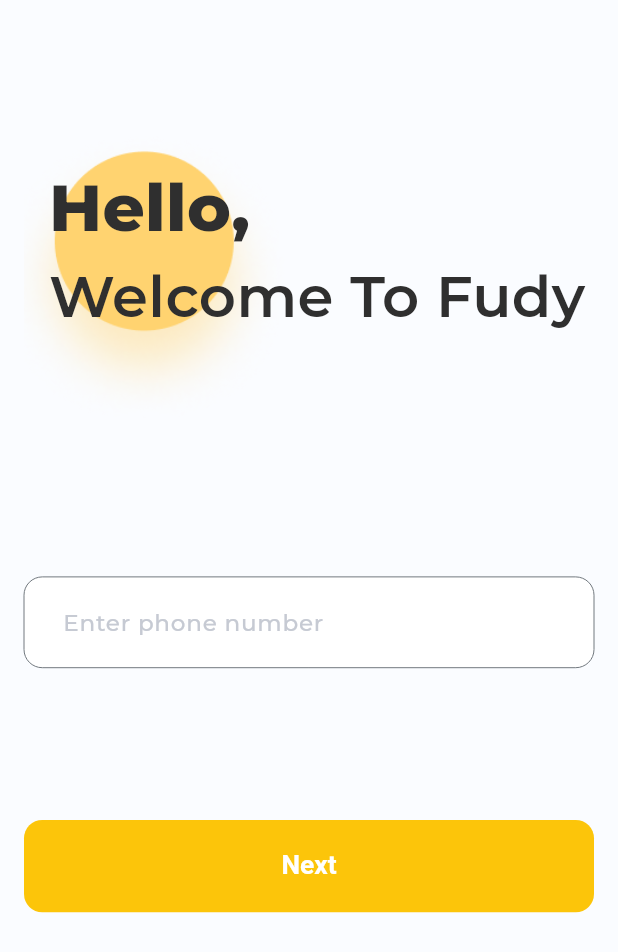
After one commit to cwfaizan/flutter_app_fudy, a Flutter app: the screen it shows after launch, after a tap on "Next", on a phone screen of 412 x 824 dp. The commit adds this screen. Shown: the top 952 px of the screen. Run offline on Flutter 3.47's test engine with Material 2 defaults, Android fonts, the phone set to English and light mode, and no system bars; our stand-ins replace dio, flutter_screenutil, flutter_svg, font_awesome_flutter, google_fonts, intl_phone_field and 3 more; network calls fail.

Commit message:
api_connection

```diff
--- a/lib/main.dart
+++ b/lib/main.dart
@@ -1,7 +1,9 @@
 import 'package:flutter/material.dart';
 import 'package:flutter_screenutil/flutter_screenutil.dart';
+import 'package:fudy/pages/login_page.dart';
 
 // import 'pages/transaction_page_sheet.dart';
+import 'pages/check_account.dart';
 import 'pages/transaction_page_sheet.dart';
 import 'themes/theme_mode.dart';
 
@@ -24,7 +26,7 @@ class MyApp extends StatelessWidget {
         themeMode: ThemeMode.system,
         theme: lightThemeData,
         darkTheme: darkThemeData,
-        home: TrancationBottomSheet(),
+        home: const CheckAccountPage(),
       ),
       designSize: const Size(375, 812),
     );
--- /dev/null
+++ b/lib/network/network_client.dart
@@ -0,0 +1,83 @@
+import 'package:dio/dio.dart';
+
+class NetworkClient {
+  final dio = Dio();
+  static const baseUrl = 'http://192.168.0.102:8000/';
+
+  NetworkClient() {
+    dio.interceptors.add(
+      LogInterceptor(
+        requestBody: true,
+        error: true,
+        request: false,
+        requestHeader: false,
+        responseBody: true,
+        responseHeader: false,
+      ),
+    );
+  }
+
+  Future<Response> get(String path,
+      {Map<String, dynamic>? queryParameters, String? token}) async {
+    Map<String, dynamic> headers = {"Accept": "application/json"};
+    if (token != null) {
+      headers.addAll({"Authorization": "Bearer $token"});
+    }
+    return await dio.get(
+      baseUrl + path,
+      queryParameters: queryParameters,
+      options: Options(
+        headers: headers,
+        responseType: ResponseType.json,
+      ),
+    );
+  }
+
+  Future<Response> delete(String path,
+      {Map<String, dynamic>? queryParameters, String? token}) async {
+    Map<String, dynamic> headers = {"Accept": "application/json"};
+    if (token != null) {
+      headers.addAll({"Authorization": "Bearer $token"});
+    }
+    return await dio.delete(
+      '$baseUrl$path',
+      queryParameters: queryParameters,
+      options: Options(
+        headers: headers,
+        responseType: ResponseType.json,
+      ),
+    );
+  }
+
+  Future<Response> put(String path,
+      {Map<String, dynamic>? queryParameters, String? token}) async {
+    Map<String, dynamic> headers = {"Accept": "application/json"};
+    if (token != null) {
+      headers.addAll({"Authorization": "Bearer $token"});
+    }
+    return await dio.put(
+      '$baseUrl$path',
+      queryParameters: queryParameters,
+      options: Options(
+        headers: headers,
+        responseType: ResponseType.json,
+      ),
+    );
+  }
+
+  Future<Response> post(String path,
+      {Map<String, dynamic>? queryParameters, String? token}) async {
+    Map<String, dynamic> headers = {"Accept": "application/json"};
+    if (token != null) {
+      headers.addAll({"Authorization": "Bearer $token"});
+    }
+    return await dio.post(
+      '$baseUrl$path',
+      queryParameters: queryParameters,
+      options: Options(
+        headers: headers,
+        responseType: ResponseType.json,
+      ),
+    );
+  }
+}
--- /dev/null
+++ b/lib/pages/check_account.dart
@@ -0,0 +1,183 @@
+// import 'dart:convert';
+// import 'package:http/http.dart';
+// import 'package:http/http.dart' as http;
+// import 'package:dio/dio.dart';
+import 'dart:convert';
+import 'dart:developer';
+
+import 'package:flutter/material.dart';
+import 'package:flutter_screenutil/flutter_screenutil.dart';
+import 'package:fudy/network/network_client.dart';
+import 'package:fudy/pages/otp_page.dart';
+import 'package:fudy/utils/util.dart';
+import 'package:intl_phone_field/intl_phone_field.dart';
+
+import 'home_screen.dart';
+
+class CheckAccountPage extends StatefulWidget {
+  const CheckAccountPage({super.key});
+
+  @override
+  State<CheckAccountPage> createState() => _CheckAccountPageState();
+}
+
+@override
+// void initState() {
+//   if (widget.author != null) {
+//     nameController.text = widget.author!.name;
+//   }
+//   super.initState();
+// }
+class _CheckAccountPageState extends State<CheckAccountPage> {
+  final contactNoController = TextEditingController();
+  final nc = NetworkClient();
+  @override
+  Widget build(BuildContext context) {
+    return Scaffold(
+      body: Padding(
+        padding: const EdgeInsets.all(16.0),
+        child: SingleChildScrollView(
+          child: Column(
+            children: [
+              SizedBox(
+                height: 30.h,
+              ),
+              Stack(
+                children: [
+                  Padding(
+                    padding: EdgeInsets.only(
+                      top: 40.h,
+                      right: 184.w,
+                    ),
+                    child: Image.asset("assets/images/l.png"),
+                  ),
+                  Positioned(
+                    top: 60.h,
+                    left: 15.w,
+                    child: Column(
+                      mainAxisAlignment: MainAxisAlignment.start,
+                      crossAxisAlignment: CrossAxisAlignment.start,
+                      children: [
+                        Text(
+                          "Hello,",
+                          style: TextStyle(
+                            fontSize: 40.sp,
+                            fontWeight: FontWeight.w800,
+                            color: const Color(0xff2F2F2F),
+                          ),
+                        ),
+                        Text(
+                          "Welcome To Fudy !",
+                          style: TextStyle(
+                            fontSize: 35.sp,
+                            fontWeight: FontWeight.w600,
+                            color: const Color(0xff2F2F2F),
+                          ),
+                        )
+                      ],
+                    ),
+                  ),
+                ],
+              ),
+              // Center(child: Image.asset("assets/images/forgot.png")),
+              SizedBox(
+                height: 100.h,
+              ),
+              TextFormField(
+                  decoration:
+                      const InputDecoration(hintText: "Enter phone number"),
+                  keyboardType: TextInputType.number,
+                  controller: contactNoController),
+              // SizedBox(
+              //   height: 90.h,
+              //   width: double.maxFinite,
+              //   child: IntlPhoneField(
+              //     flagsButtonPadding: const EdgeInsets.all(8),
+              //     dropdownIconPosition: IconPosition.trailing,
+              //     decoration: InputDecoration(
+              //       border: OutlineInputBorder(
+              //         borderRadius: BorderRadius.circular(0.r),
+              //         borderSide: const BorderSide(
+              //           width: 1,
+              //           color: Color(0xffE8E8E8),
+              //         ),
+              //       ),
+              //       enabledBorder: OutlineInputBorder(
+              //         borderRadius: BorderRadius.circular(12.r),
+              //         borderSide: const BorderSide(
+              //           width: 1,
+              //           color: Color(0xffE8E8E8),
+              //         ),
+              //       ),
+              //       filled: true,
+              //       fillColor: const Color(0xffffffff),
+              //       labelText: '|',
+              //       labelStyle: TextStyle(
+              //         fontSize: 14.sp,
+              //         fontWeight: FontWeight.w500,
+              //         color: const Color(0xffBDBDBD),
+              //       ),
+              //     ),
+              //     controller: phoneController,
+              //     initialCountryCode: 'PAK',
+              //     onChanged: (phone) {
+              //       // print(phone.completeNumber);
+              //     },
+              //   ),
+              // ),
+              SizedBox(
+                height: 100.h,
+              ),
+              SizedBox(
+                  width: double.maxFinite,
+                  child: FilledButton(
+                      onPressed: () {
+                        submitForm(context);
+                      },
+                      child: const Text("Next")))
+            ],
+          ),
+        ),
+      ),
+    );
+  }
+
+  Future<void> submitForm(BuildContext context) async {
+    try {
+      final param = {
+        'contact_no': contactNoController.text.trim(),
+        'account_type': 2
+      };
+      final res = await nc.post('api/check-account', queryParameters: param);
+      if (res.statusCode == 200) {
+        Map<String, dynamic> mp = json.decode(res.toString());
+        // ignore: use_build_context_synchronously
+        Utility.showMessage(context, mp['message']);
+        Map<String, dynamic> data = mp['data'];
+
+        // ignore: use_build_context_synchronously
+        Navigator.of(context).pushReplacement(
+          MaterialPageRoute(
+              builder: (context) => OtpVerification(
+                    jsonData: data,
+                  )),
+        );
+      }
+    } catch (e) {
+      log(e.toString());
+    }
+  }
+  // void checkAccount() async {
+  //   String url = "http://192.168.0.102:8000/api/check-account";
+  //   var data = {
+  //     "contact_no": phoneController.text,
+  //     "account_type": 2,
+  //   };
+  //   var dataa = jsonEncode(data);
+  //   var urlParse = Uri.parse(url);
+  //   Response response = await http
+  //       .post(urlParse, body: dataa, headers: {"Content type": "application/json"});
+  //   var info = jsonDecode(response.body);
+  //   print(info);
+  // }
+}
--- a/lib/pages/favourite_card_page.dart
+++ b/lib/pages/favourite_card_page.dart
@@ -4,7 +4,7 @@ import 'package:font_awesome_flutter/font_awesome_flutter.dart';
 import 'package:fudy/pages/home_screen.dart';
 import 'package:fudy/widgets/favourite_card.dart';
 
-import '../widgets/transcation_history_content.dart';
+
 import 'transaction_page.dart';
 
 class FavouriteCardPage extends StatefulWidget {
--- a/lib/widgets/favourite_card.dart
+++ b/lib/widgets/favourite_card.dart
@@ -1,6 +1,5 @@
 import 'package:flutter/material.dart';
 import 'package:flutter_screenutil/flutter_screenutil.dart';
-import 'package:flutter_svg/flutter_svg.dart';
 import 'package:like_button/like_button.dart';
 
 class FavouriteCard extends StatelessWidget {
--- a/lib/widgets/popup_menu_button.dart
+++ b/lib/widgets/popup_menu_button.dart
@@ -28,10 +28,10 @@ class PopUpButton extends StatelessWidget {
                 ),
               ),
             ),
-            PopupMenuItem(
+            const PopupMenuItem(
               child: Text("data"),
             ),
-            PopupMenuItem(
+            const PopupMenuItem(
               child: Text("page"),
             ),
           ],
--- a/lib/widgets/special_request_content.dart
+++ b/lib/widgets/special_request_content.dart
@@ -51,7 +51,7 @@ class _SpecialRequestState extends State<SpecialRequest> {
                           child: TextFormField(
                             keyboardType: TextInputType.multiline,
                             maxLines: 5,
-                            decoration: InputDecoration(
+                            decoration: const InputDecoration(
                               hintText: 'Write your special request',
                             ),
                           ),
--- a/pubspec.yaml
+++ b/pubspec.yaml
@@ -47,6 +47,8 @@ dependencies:
   intl_phone_field: ^3.0.0
   country_picker: ^2.0.20
   like_button: ^2.0.5
+  dio: ^5.3.2
+  http: ^1.1.0
 
 dev_dependencies:
   flutter_test:
```
Also changed, not shown: lib/models/api_auth.dart (added, +8 -0 lines), lib/pages/home_page_product.dart (+12 -27 lines), lib/pages/home_screen.dart (+38 -4 lines), lib/pages/login_page.dart (+55 -28 lines), lib/pages/otp_page.dart (+55 -13 lines), lib/pages/recipe_edit_page.dart (+7 -0 lines), lib/pages/registeration_page.dart (renamed from lib/pages/register_page.dart, +4 -5 lines), lib/pages/transaction_page.dart (+7 -1 lines), lib/pages/transaction_page_sheet.dart (+11 -26 lines), lib/utils/util.dart (added, +14 -0 lines), pubspec.lock, 1 other file.
